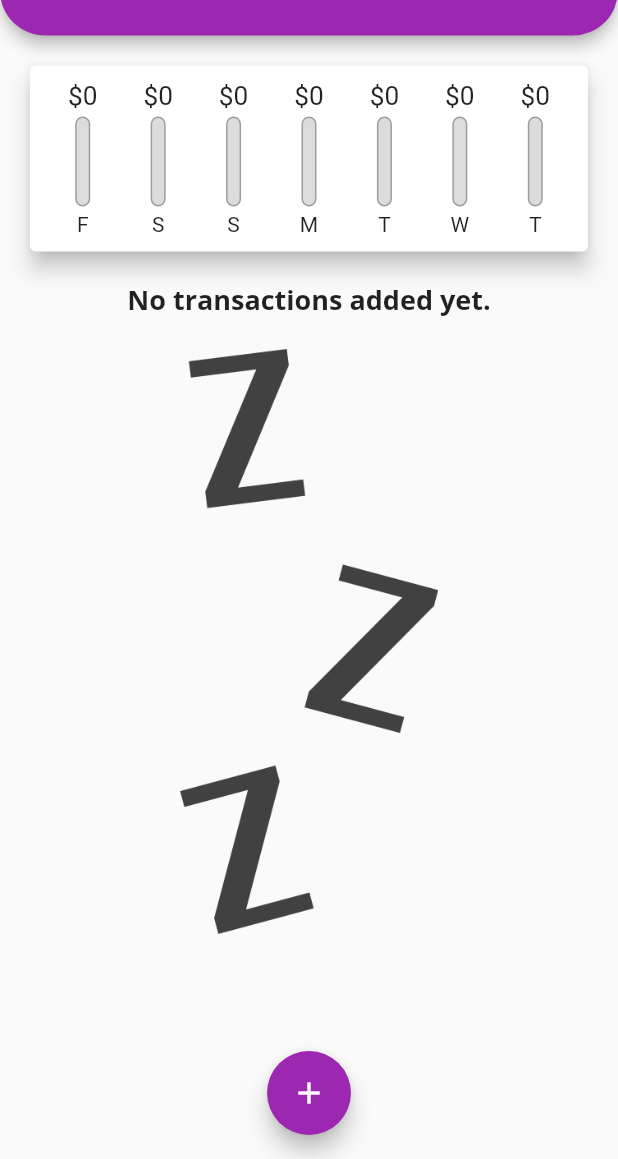
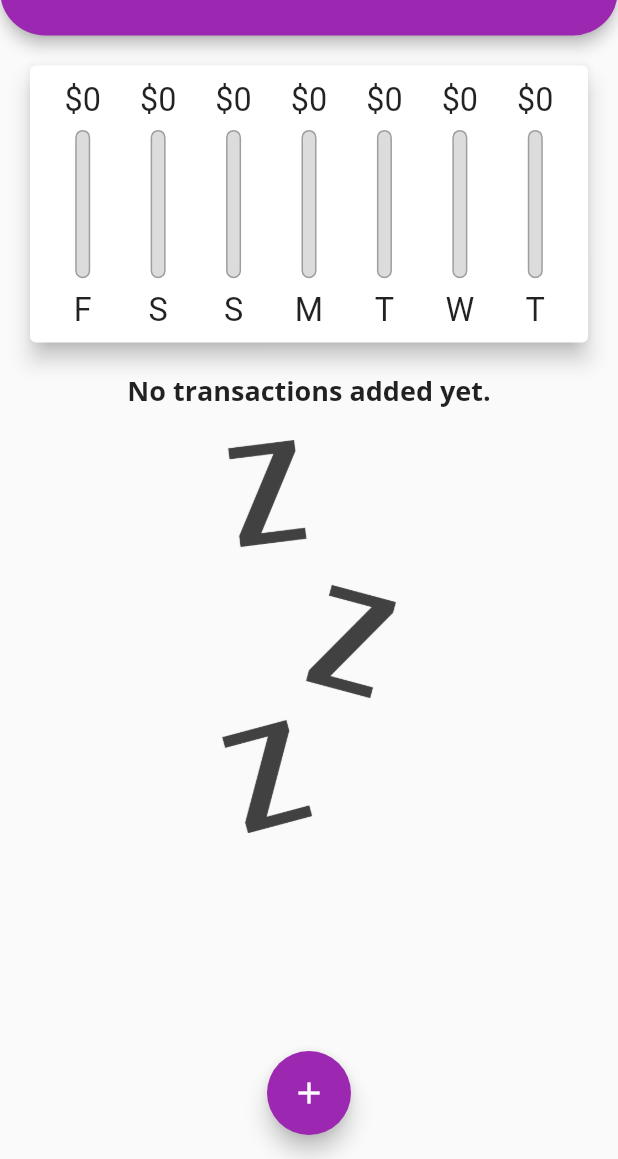
Before and after one commit to JV200320/MyExpanses, a Flutter app: the screen it shows after launch, on a phone screen of 412 x 824 dp, the part 77-1236 px from its top. Run offline on Flutter 3.47's test engine with Material 2 defaults, Android fonts, the light colour scheme and no system bars.

Commit message:
Working on responsiveness

```diff
--- a/lib/main.dart
+++ b/lib/main.dart
@@ -1,10 +1,16 @@
 import 'package:flutter/material.dart';
+import 'package:flutter/services.dart';
 import './widgets/chart.dart';
 import './widgets/transaction_list.dart';
 import './widgets/new_transaction.dart';
 import 'models/transaction.dart';
 
 void main() {
+  // WidgetsFlutterBinding.ensureInitialized();
+  // SystemChrome.setPreferredOrientations([
+  //   DeviceOrientation.portraitUp,
+  //   DeviceOrientation.portraitDown,
+  // ]);
   runApp(MyApp());
 }
 
@@ -60,6 +66,8 @@
     // ),
   ];
 
+  bool _showChart = false;
+
   List<Transaction> get _recentTransactions {
     return _userTransactions.where(
       (transaction) {
@@ -102,8 +110,9 @@
 
   @override
   Widget build(BuildContext context) {
-    return Scaffold(
-      appBar: AppBar(
+    final mediaQuery = MediaQuery.of(context);
+    final isLandscape = mediaQuery.orientation == Orientation.landscape;
+    final appBar = AppBar(
       title: Text(
         'MyExpanses',
       ),
@@ -120,13 +129,65 @@
           icon: Icon(Icons.add),
         ),
       ],
+    );
+    final txListWidget = Container(
+      height: (mediaQuery.size.height -
+              appBar.preferredSize.height -
+              mediaQuery.padding.top) *
+          0.7,
+      child: TransactionList(
+        _userTransactions,
+        _removeTransaction,
       ),
+    );
+
+    return Scaffold(
+      appBar: appBar,
       body: SingleChildScrollView(
         child: Column(
           mainAxisAlignment: MainAxisAlignment.start,
           children: [
-            Chart(recentTransactions: _recentTransactions),
-            TransactionList(_userTransactions, _removeTransaction),
+            if (isLandscape)
+              Row(
+                mainAxisAlignment: MainAxisAlignment.center,
+                children: [
+                  Text('Show chart'),
+                  Switch(
+                    value: _showChart,
+                    onChanged: (val) {
+                      setState(
+                        () {
+                          _showChart = val;
+                        },
+                      );
+                      ;
+                    },
+                  ),
+                ],
+              ),
+            if (!isLandscape)
+              Container(
+                height: (mediaQuery.size.height -
+                        appBar.preferredSize.height -
+                        mediaQuery.padding.top) *
+                    0.3,
+                child: Chart(
+                  recentTransactions: _recentTransactions,
+                ),
+              ),
+            if (!isLandscape) txListWidget,
+            if (isLandscape)
+              _showChart
+                  ? Container(
+                      height: (mediaQuery.size.height -
+                              appBar.preferredSize.height -
+                              mediaQuery.padding.top) *
+                          0.6,
+                      child: Chart(
+                        recentTransactions: _recentTransactions,
+                      ),
+                    )
+                  : txListWidget,
           ],
         ),
       ),
--- a/lib/widgets/chart_bar.dart
+++ b/lib/widgets/chart_bar.dart
@@ -9,19 +9,21 @@
 
   @override
   Widget build(BuildContext context) {
+    return LayoutBuilder(
+      builder: (context, constraints) {
         return Column(
           children: [
             Container(
-          height: 20,
+              height: constraints.maxHeight * 0.15,
               child: FittedBox(
                 child: Text('\$${spendingAmount.toStringAsFixed(0)}'),
               ),
             ),
             SizedBox(
-          height: 4,
+              height: constraints.maxHeight * 0.05,
             ),
             Container(
-          height: 60,
+              height: constraints.maxHeight * 0.6,
               width: 10,
               child: Stack(
                 children: [
@@ -48,10 +50,17 @@
               ),
             ),
             SizedBox(
-          height: 4,
+              height: constraints.maxHeight * 0.05,
             ),
-        Text(label),
+            Container(
+              height: constraints.maxHeight * 0.15,
+              child: FittedBox(
+                child: Text(label),
+              ),
+            ),
           ],
+        );
+      },
     );
   }
 }
--- a/lib/widgets/new_transaction.dart
+++ b/lib/widgets/new_transaction.dart
@@ -48,10 +48,16 @@
 
   @override
   Widget build(BuildContext context) {
-    return Card(
+    return SingleChildScrollView(
+      child: Card(
         elevation: 5,
         child: Container(
-        padding: EdgeInsets.all(10),
+          padding: EdgeInsets.only(
+            top: 10,
+            left: 10,
+            right: 10,
+            bottom: MediaQuery.of(context).viewInsets.bottom + 10,
+          ),
           child: Column(
             crossAxisAlignment: CrossAxisAlignment.end,
             children: [
@@ -74,7 +80,8 @@
                     Expanded(
                       child: Text(_selectedDate == null
                           ? 'No date chosen.'
-                        : DateFormat.yMMMd().format(_selectedDate as DateTime)),
+                          : DateFormat.yMMMd()
+                              .format(_selectedDate as DateTime)),
                     ),
                     TextButton(
                       onPressed: _presentDatePicker,
@@ -95,6 +102,7 @@
             ],
           ),
         ),
+      ),
     );
   }
 }
--- a/lib/widgets/transaction_list.dart
+++ b/lib/widgets/transaction_list.dart
@@ -10,10 +10,9 @@
 
   @override
   Widget build(BuildContext context) {
-    return Container(
-      height: 440,
-      child: transactions.isEmpty
-          ? Column(
+    return transactions.isEmpty
+        ? LayoutBuilder(builder: (ctx, constrains) {
+            return Column(
               children: [
                 Text(
                   'No transactions added yet.',
@@ -23,14 +22,15 @@
                   height: 20,
                 ),
                 Container(
-                  height: 390,
+                  height: constrains.maxHeight * 0.5,
                   child: Image.asset(
                     'assets/images/waiting.png',
                     fit: BoxFit.cover,
                   ),
                 )
               ],
-            )
+            );
+          })
         : ListView.builder(
             itemBuilder: (ctx, index) {
               return Card(
@@ -58,7 +58,20 @@
                   subtitle: Text(
                     DateFormat.yMMMd().format(transactions[index].date),
                   ),
-                    trailing: IconButton(
+                  trailing: MediaQuery.of(context).size.width > 360
+                      ? TextButton.icon(
+                          style: ButtonStyle(
+                            foregroundColor: MaterialStateProperty.all(
+                                Theme.of(context).errorColor),
+                          ),
+                          onPressed: () =>
+                              removeTransaction(transactions[index].id),
+                          icon: Icon(
+                            Icons.delete,
+                          ),
+                          label: Text('Delete'),
+                        )
+                      : IconButton(
                           icon: Icon(
                             Icons.delete,
                             color: Theme.of(context).errorColor,
@@ -70,7 +83,6 @@
               );
             },
             itemCount: transactions.length,
-            ),
           );
   }
 }
```
Also changed, not shown: pubspec.lock. Lines whose indentation alone changed are shown as unchanged.
